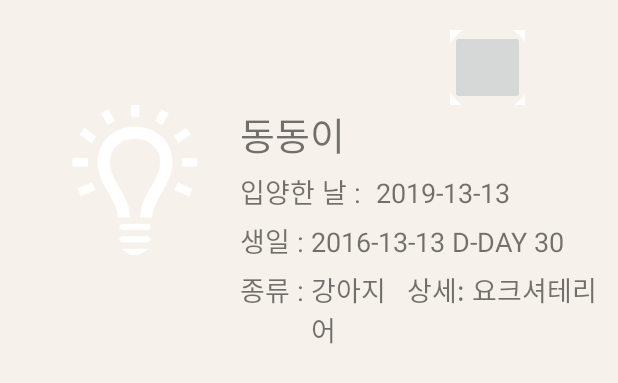
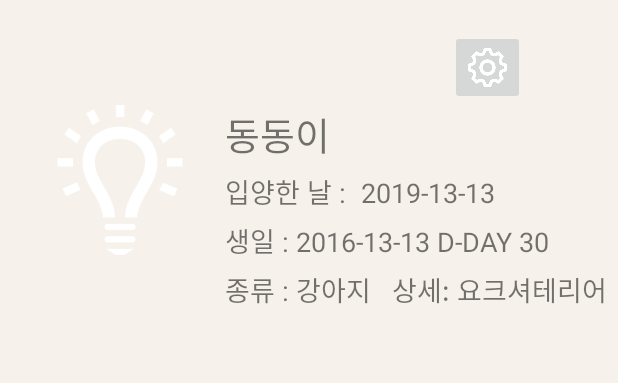
Before and after one commit to SungYil/Pet_Teun_Teun_Front, an Android app: the layout user_pet_info_fragment.xml on its own in the app's theme, with its tools: preview values and no code run, on a phone screen of 412 x 824 dp. Shown: the top 383 px of the screen. Run offline under Robolectric (Android 15) with nearby library versions, the phone set to English and light mode, and no system bars.

Commit message:
리니어 레이아웃에 orientation 을 안넣어서 안되는 거였음 ㅎㅎㅎㅎㅎㅎㅎㅎㅎ

```diff
--- a/app/src/main/java/com/pethospital/pet_teun_teun/MainActivity.java
+++ b/app/src/main/java/com/pethospital/pet_teun_teun/MainActivity.java
@@ -23,12 +23,16 @@ public class MainActivity extends AppCompatActivity {
         super.onCreate(savedInstanceState);
         setContentView(R.layout.activity_main);
 
+        //프래그먼트 관리
         fragManager=getSupportFragmentManager();
 
+        //버튼에 추가할 프래그먼트들 생성
         boardFrag=new BoardFragment();
         userMainFrag=new UserMainFragment();
 
+        //프래그먼트 시작.
         FragmentTransaction transaction=fragManager.beginTransaction();
+        //프래그먼트로 교체.
         transaction.replace(R.id.frameLayout,userMainFrag).commitAllowingStateLoss();
 
         BottomNavigationView bottomView=findViewById(R.id.navigationView);
--- a/app/src/main/java/com/pethospital/pet_teun_teun/fragments/UserMainFragment.java
+++ b/app/src/main/java/com/pethospital/pet_teun_teun/fragments/UserMainFragment.java
@@ -23,12 +23,13 @@ public class UserMainFragment extends Fragment {
 
         fragManager=getChildFragmentManager();
         FragmentTransaction transaction = fragManager.beginTransaction();
+        FragmentTransaction transaction2=fragManager.beginTransaction();
 
         userInfo=new UserPetInfoFragment();
         userManage=new UserPetManageFragment();
 
-        transaction.replace(R.id.top_user_main,userInfo).commitAllowingStateLoss();
-        transaction.replace(R.id.bottom_user_main,userInfo).commitAllowingStateLoss();
+        transaction.replace(R.id.top_user_main,userInfo);
+        transaction.replace(R.id.bottom_user_main,userManage).commitAllowingStateLoss();
 
         return inflater.inflate(R.layout.user_main_fragment, container, false);
     }
--- a/app/src/main/res/layout/user_main_fragment.xml
+++ b/app/src/main/res/layout/user_main_fragment.xml
@@ -1,7 +1,8 @@
 <?xml version="1.0" encoding="utf-8"?>
 <LinearLayout xmlns:android="http://schemas.android.com/apk/res/android"
     android:layout_width="match_parent"
-    android:layout_height="match_parent">
+    android:layout_height="match_parent"
+    android:orientation="vertical">
 
     <FrameLayout
         android:id="@+id/top_user_main"
--- a/app/src/main/res/layout/user_pet_info_fragment.xml
+++ b/app/src/main/res/layout/user_pet_info_fragment.xml
@@ -12,8 +12,8 @@
         android:layout_height="50dp"
         android:layout_marginLeft="300dp"
         android:layout_marginTop="20dp"
-        android:src="@drawable/gear_item"
-        ></ImageButton>
+        android:scaleType="fitCenter"
+        android:src="@drawable/gear_item"></ImageButton>
 
     <LinearLayout
         android:layout_width="match_parent"
@@ -25,7 +25,7 @@
             android:layout_width="100dp"
             android:layout_height="100dp"
             android:src="@drawable/idea_item"
-            android:layout_marginLeft="40dp"
+            android:layout_marginLeft="30dp"
             android:layout_marginRight="20dp"
             >
         </ImageView>
```
